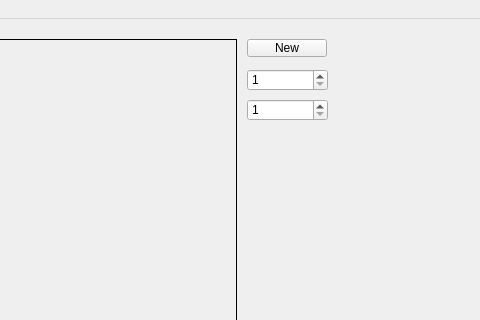
The window that PixelEditor/mainwindow.ui (University-of-Utah-CS3505/a7-sprite-editor-s22-Anudlok) describes before a commit, drawn with Qt 5; both pictures show x 283 to 763 and y 0 to 320 of the 763 by 600 pixel window.
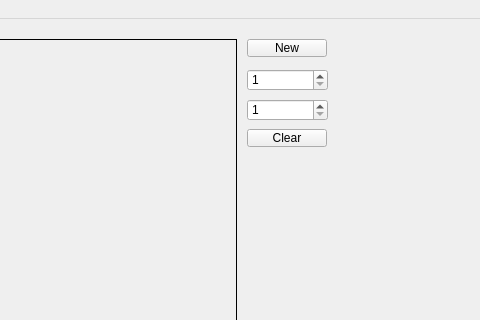
The same window after the commit. Icons and pictures are not drawn.

```diff
--- a/PixelEditor/mainwindow.ui
+++ b/PixelEditor/mainwindow.ui
@@ -425,6 +425,19 @@
      <string>Play</string>
     </property>
    </widget>
+   <widget class="QPushButton" name="btnClear">
+    <property name="geometry">
+     <rect>
+      <x>530</x>
+      <y>110</y>
+      <width>80</width>
+      <height>18</height>
+     </rect>
+    </property>
+    <property name="text">
+     <string>Clear</string>
+    </property>
+   </widget>
   </widget>
   <widget class="QMenuBar" name="menubar">
    <property name="geometry">
```
Left out of the diff: 2 changed lines with no effect on the pictures.
